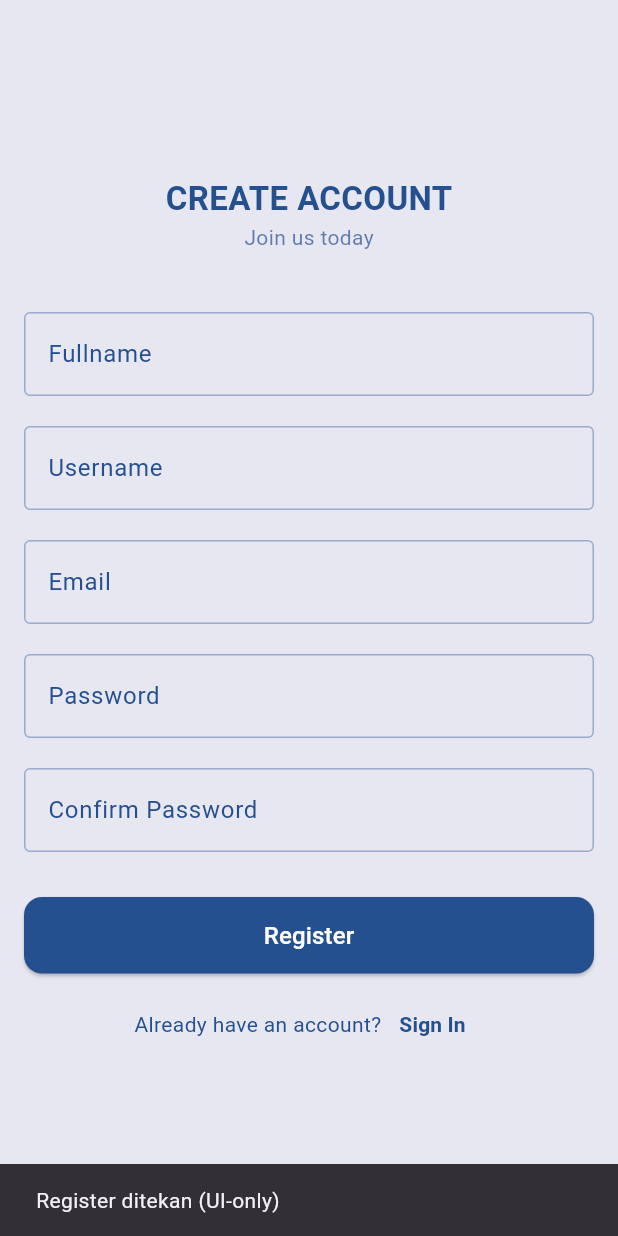
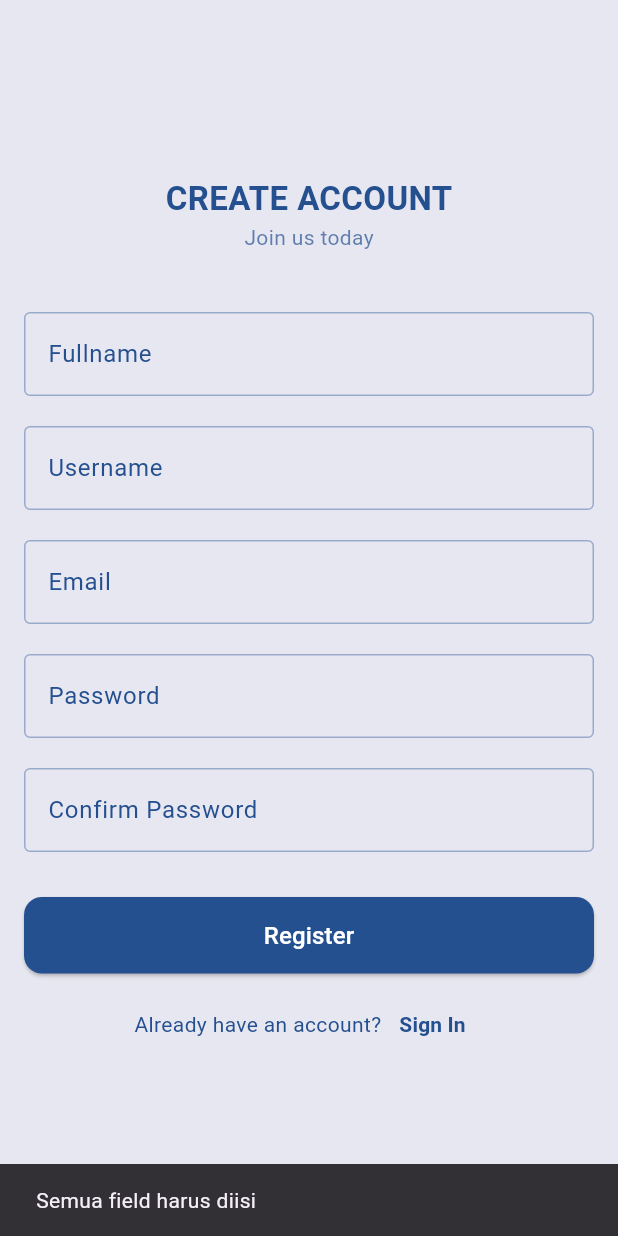
Before and after one commit to citraresa/uaspraktikum_canteenqu, a Flutter app: the RegisterScreenMaulina screen opened directly, after a tap on "Register", on a phone screen of 412 x 824 dp. Run offline on Flutter 3.47's test engine with Material 3 defaults, Android fonts, the light colour scheme and no system bars; our stand-ins replace cloud_firestore, firebase_auth, firebase_core, shared_preferences; accounts and stored records are empty.

Commit message:
anggota 3: update

```diff
--- a/lib/screens/auth/registerScreen.dart
+++ b/lib/screens/auth/registerScreen.dart
@@ -1,3 +1,5 @@
+import 'package:cloud_firestore/cloud_firestore.dart';
+import 'package:firebase_auth/firebase_auth.dart';
 import 'package:flutter/material.dart';
 import 'loginScreen.dart';
 
@@ -12,13 +14,81 @@ class _RegisterScreenMaulinaState extends State<RegisterScreenMaulina> {
 
   final _fullnameController_Maulina = TextEditingController();
   final _usernameController_Maulina = TextEditingController();
-  final _emailController_Maulina = TextEditingController();
+  final _emailController_rasya = TextEditingController();
   final _passwordController_Maulina = TextEditingController();
   final _confirmPasswordController_Maulina = TextEditingController();
 
   final Color kPrimaryBlue = const Color.fromARGB(255, 37, 80, 144);
   final Color kWhite = const Color.fromARGB(255, 231, 231, 241);
 
+  bool _loading = false;
+
+  // REGISTER FUNCTION
+  Future<void> _register() async {
+    String fullname = _fullnameController_Maulina.text.trim();
+    String username = _usernameController_Maulina.text.trim();
+    String email = _emailController_rasya.text.trim();
+    String password = _passwordController_Maulina.text.trim();
+    String confirmPassword = _confirmPasswordController_Maulina.text.trim();
+
+    // VALIDASI
+    if (fullname.isEmpty ||
+        username.isEmpty ||
+        email.isEmpty ||
+        password.isEmpty ||
+        confirmPassword.isEmpty) {
+      _showError("Semua field harus diisi");
+      return;
+    }
+
+    if (password != confirmPassword) {
+      _showError("Password dan Confirm Password tidak sama");
+      return;
+    }
+
+    setState(() => _loading = true);
+
+    try {
+      // 1. Firebase Auth Register
+      UserCredential userCred = await FirebaseAuth.instance
+          .createUserWithEmailAndPassword(email: email, password: password);
+
+      String uid = userCred.user!.uid;
+
+      // 2. Simpan data user ke Firestore
+      await FirebaseFirestore.instance.collection("users").doc(uid).set({
+        "fullname": fullname,
+        "username": username,
+        "email": email,
+        "uid": uid,
+        "created_at": DateTime.now(),
+      });
+
+      if (!mounted) return;
+
+      // 3. Redirect ke Login
+      Navigator.pushReplacement(
+        context,
+        MaterialPageRoute(builder: (_) => const LoginScreenMaulina()),
+      );
+
+      ScaffoldMessenger.of(context).showSnackBar(
+        const SnackBar(content: Text("Registrasi berhasil, silakan login!")),
+      );
+    } on FirebaseAuthException catch (e) {
+      _showError(e.message ?? "Terjadi kesalahan");
+    } finally {
+      setState(() => _loading = false);
+    }
+  }
+
+  void _showError(String msg) {
+    ScaffoldMessenger.of(context).showSnackBar(
+      SnackBar(content: Text(msg)),
+    );
+  }
+
+  // ---------------- UI -----------------
   @override
   Widget build(BuildContext context) {
     return Scaffold(
@@ -29,6 +99,7 @@ class _RegisterScreenMaulinaState extends State<RegisterScreenMaulina> {
           child: Column(
             mainAxisAlignment: MainAxisAlignment.center,
             children: [
+
               Text(
                 "CREATE ACCOUNT",
                 style: TextStyle(
@@ -79,7 +150,7 @@ class _RegisterScreenMaulinaState extends State<RegisterScreenMaulina> {
 
               // Email
               TextFormField(
-                controller: _emailController_Maulina,
+                controller: _emailController_rasya,
                 decoration: InputDecoration(
                   labelText: 'Email',
                   labelStyle: TextStyle(color: kPrimaryBlue),
@@ -144,17 +215,13 @@ class _RegisterScreenMaulinaState extends State<RegisterScreenMaulina> {
                       borderRadius: BorderRadius.circular(12),
                     ),
                   ),
-                  onPressed: () {
-                    ScaffoldMessenger.of(context).showSnackBar(
-                      const SnackBar(
-                        content: Text("Register ditekan (UI-only)"),
-                      ),
-                    );
-                  },
-                  child: const Text(
-                    'Register',
-                    style: TextStyle(fontSize: 16),
-                  ),
+                  onPressed: _loading ? null : _register,
+                  child: _loading
+                      ? const CircularProgressIndicator(color: Colors.white)
+                      : const Text(
+                          'Register',
+                          style: TextStyle(fontSize: 16),
+                        ),
                 ),
               ),
 
```
